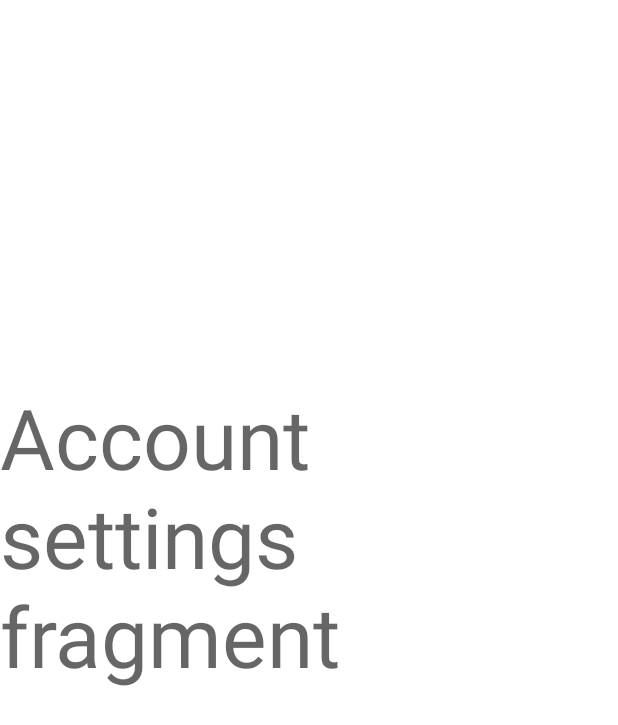
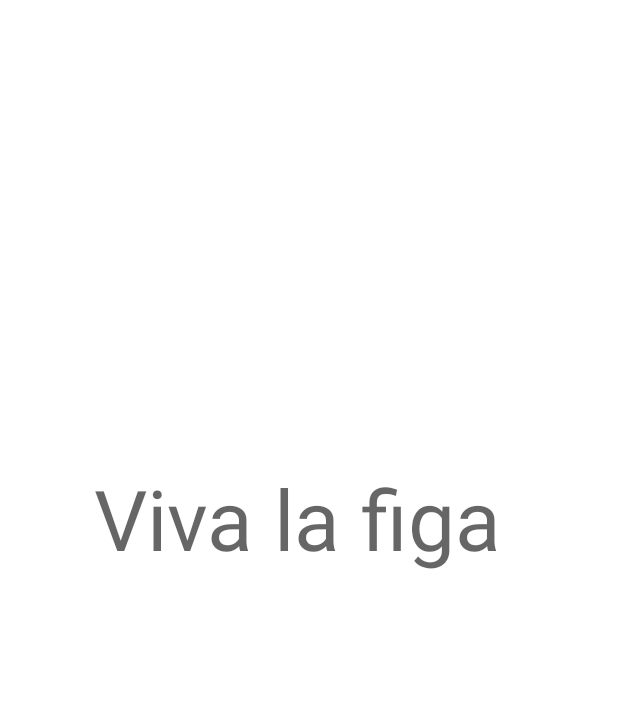
Before and after one commit to fbafkis/app_individuale, an Android app: the layout fragment_account_settings.xml on its own in the app's theme, with its tools: preview values and no code run, on a phone screen of 412 x 824 dp. Shown: the top 725 px of the screen. Run offline under Robolectric (Android 15) with nearby library versions, the phone set to English and light mode, and no system bars.

Commit message:
Trial commit.

```diff
--- a/app/src/main/res/layout/fragment_account_settings.xml
+++ b/app/src/main/res/layout/fragment_account_settings.xml
@@ -10,7 +10,7 @@
         android:id="@+id/text_view_account_settings"
         android:layout_width="wrap_content"
         android:layout_height="wrap_content"
-        android:text="Account settings fragment"
+        android:text="Viva la figa "
         android:textAppearance="@style/TextAppearance.AppCompat.Display3"
         app:layout_constraintBottom_toBottomOf="parent"
         app:layout_constraintEnd_toEndOf="parent"
```
